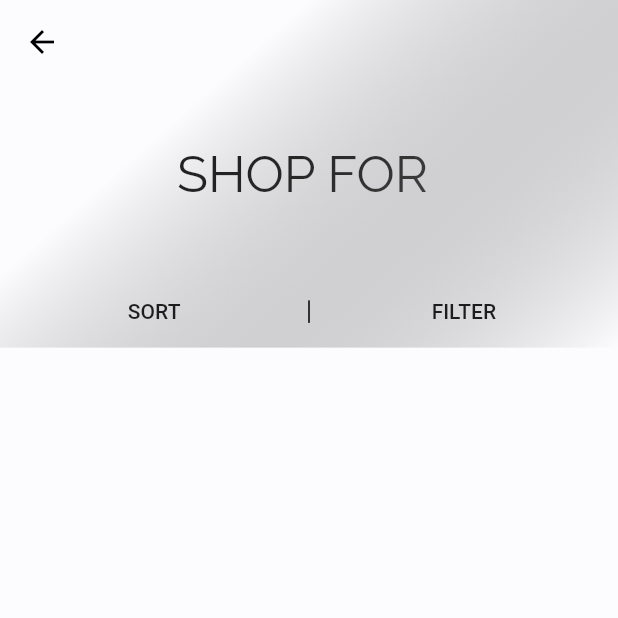
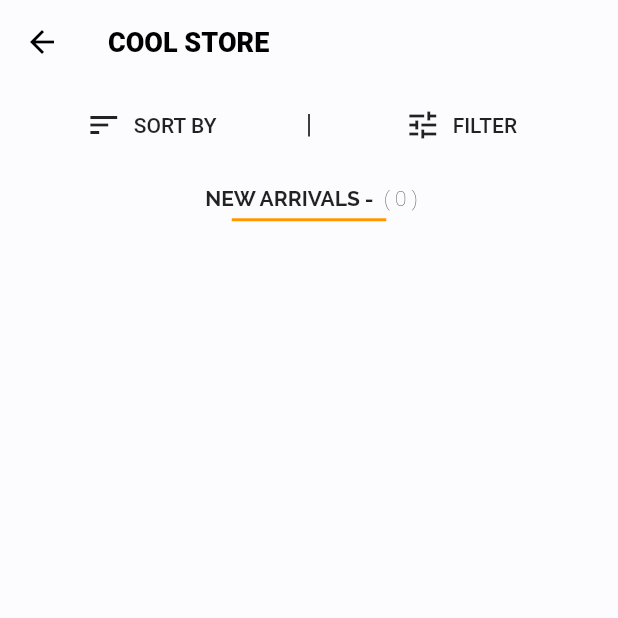
Before and after one commit to BabyCatDev/Flutter-store, a Flutter app: the ProductListScreen screen opened directly with empty values, on a phone screen of 412 x 824 dp, the top half of it. Run offline on Flutter 3.47's test engine with Material 2 defaults, Android fonts, the phone set to English and light mode, and no system bars; our stand-ins replace carousel_slider, connectivity, extended_image, flutter_svg, flutter_widget_from_html_core, localstorage and 3 more; missing offline and left inert: configurable_expansion_tile; accounts and stored records are empty; network calls fail; statements that could not run were skipped.

```diff
--- a/lib/screens/category_screen.dart
+++ b/lib/screens/category_screen.dart
@@ -99,7 +99,9 @@ class CategoryScreen extends StatelessWidget {
                           return ProductListScreen(
                               state.categories[pos].id,
                               state.categories[pos].image,
-                              state.categories[pos].name);
+                              state.categories[pos].name,
+                            state.categories[pos].totalProduct
+                          );
                         }));
                       });
                     })
--- a/lib/screens/product_list_screen.dart
+++ b/lib/screens/product_list_screen.dart
@@ -7,10 +7,11 @@ import 'package:flutter/material.dart';
 import 'package:provider/provider.dart';
 
 class ProductListScreen extends StatelessWidget {
-  final int _categoryId;
+  final int _categoryId, _totalProducts;
   final String _imageSrc, _categoryName;
 
-  ProductListScreen(this._categoryId, this._imageSrc, this._categoryName);
+  ProductListScreen(this._categoryId, this._imageSrc, this._categoryName,
+      this._totalProducts);
 
   @override
   Widget build(BuildContext context) {
@@ -23,65 +24,81 @@ class ProductListScreen extends StatelessWidget {
                 child: CustomScrollView(
                   slivers: <Widget>[
                     SliverAppBar(
-                      expandedHeight: Constants.screenAwareSize(180, context),
+                      title: Text('COOL STORE'),
                       bottom: PreferredSize(
                           child: Container(
                             child: Row(
                               children: <Widget>[
                                 Expanded(
-                                    child: FlatButton(
-                                        onPressed: () {}, child: Text('SORT'))),
+                                    child: FlatButton.icon(
+                                  onPressed: () {},
+                                  icon: Icon(Icons.sort),
+                                  label: Text('SORT BY'),
+                                )),
                                 Container(
                                   width: 1,
                                   height: 15,
                                   color: Colors.black,
                                 ),
                                 Expanded(
-                                    child: FlatButton(
+                                    child: FlatButton.icon(
                                   onPressed: () {},
-                                        child: Text('FILTER')))
+                                  label: Text('FILTER'),
+                                  icon: Icon(Icons.tune),
+                                ))
                               ],
                             ),
                           ),
-                          preferredSize: Size(100, 100)),
-                      flexibleSpace: FlexibleSpaceBar(
-                        background: Stack(
-                          children: <Widget>[
-                            Container(
-                              padding: EdgeInsets.all(18),
-                              child: Center(
-                                child: Text(
-                                  'SHOP FOR ${_categoryName}'.toUpperCase(),
-                                  overflow: TextOverflow.fade,
-                                  maxLines: 3,
-                                  softWrap: true,
-                                  style: TextStyle(
-                                      fontFamily: 'Raleway', fontSize: 34),
-                                ),
-                              ),
-                            ),
-                            Container(
-                              decoration: BoxDecoration(
-                                gradient: LinearGradient(
-                                    begin: Alignment.topCenter,
-                                    end: Alignment.bottomRight,
-                                    colors: [
-                                      Colors.transparent,
-                                      Theme.of(context)
-                                          .primaryColor
-                                          .withOpacity(.7)
-                                    ]),
-                              ),
-                            ),
-                          ],
-                        ),
-                      ),
+                          preferredSize: Size(
+                              100, Constants.screenAwareSize(40, context))),
                     ),
                     SliverList(
                         delegate: SliverChildListDelegate([
                       state.isLoading
                           ? ShimmerGrid()
-                          : GridView.builder(
+                          : Column(
+                              children: <Widget>[
+                                Container(
+                                  padding: EdgeInsets.all(17),
+                                  child: Column(
+                                    children: <Widget>[
+                                      RichText(
+                                        text: TextSpan(
+                                          children: [
+                                            TextSpan(
+                                                text:
+                                                    ' NEW ARRIVALS - $_categoryName',
+                                                style: DefaultTextStyle.of(
+                                                        context)
+                                                    .style
+                                                    .copyWith(
+                                                        fontFamily: 'Raleway',
+                                                        fontWeight:
+                                                            FontWeight.bold)),
+                                            TextSpan(
+                                                text: ' ( $_totalProducts )',
+                                                style:
+                                                    DefaultTextStyle.of(context)
+                                                        .style
+                                                        .copyWith(
+                                                            fontWeight:
+                                                                FontWeight
+                                                                    .w100))
+                                          ],
+                                        ),
+                                      ),
+                                      Container(
+                                        margin: EdgeInsets.all(4),
+                                        height: 2,
+                                        width:
+                                            MediaQuery.of(context).size.width /
+                                                4,
+                                        color: Theme.of(context).accentColor,
+                                      )
+                                    ],
+                                  ),
+                                ),
+                                GridView.builder(
                                     itemCount: state.products.length,
                                     physics: NeverScrollableScrollPhysics(),
                                     shrinkWrap: true,
@@ -104,6 +121,8 @@ class ProductListScreen extends StatelessWidget {
                                         product: state.products[pos],
                                       );
                                     })
+                              ],
+                            )
                     ]))
                   ],
                 ),
--- a/lib/widgets/VariantChooser.dart
+++ b/lib/widgets/VariantChooser.dart
@@ -19,7 +19,7 @@ class _VariantChooserState extends State<VariantChooser> {
   int time = 1000;
   int offset = 50;
 
-  Color baseColor, highlightColor, borderColor;
+  Color baseColor, highlightColor, borderColor, accentColor;
 
   @override
   Widget build(BuildContext context) {
@@ -27,6 +27,7 @@ class _VariantChooserState extends State<VariantChooser> {
     final theme = Theme.of(context);
     baseColor = theme.iconTheme.color;
     highlightColor = theme.primaryColor;
+    accentColor = theme.accentColor.withOpacity(.85);
     borderColor = theme.textTheme.title.color.withOpacity(.7);
     return Container(
       height: Constants.screenAwareSize(40, context),
@@ -63,8 +64,9 @@ class _VariantChooserState extends State<VariantChooser> {
     return Shimmer.fromColors(
       child: Container(
         padding: EdgeInsets.all(8),
-        constraints:
-            BoxConstraints(minWidth: Constants.screenAwareSize(20, context)),
+        constraints: BoxConstraints(
+            minWidth: Constants.screenAwareSize(30, context),
+            minHeight: Constants.screenAwareSize(35, context)),
         margin: EdgeInsets.all(8),
         decoration: BoxDecoration(
             border: Border.all(color: borderColor),
@@ -89,12 +91,14 @@ class _VariantChooserState extends State<VariantChooser> {
       },
       child: Container(
         padding: EdgeInsets.all(8),
-        constraints:
-            BoxConstraints(minWidth: Constants.screenAwareSize(20, context)),
+        constraints: BoxConstraints(
+            minWidth: Constants.screenAwareSize(30, context),
+            minHeight: Constants.screenAwareSize(35, context)),
         margin: EdgeInsets.all(8),
         decoration: BoxDecoration(
+            borderRadius: BorderRadius.circular(2),
             border: Border.all(
-                color: selectedIndex == pos ? Colors.redAccent : borderColor)),
+                color: selectedIndex == pos ? accentColor : borderColor)),
         child: Center(
             child: Text(
           '${widget.options[pos]}',
```
Lines whose indentation alone changed are shown as unchanged.
